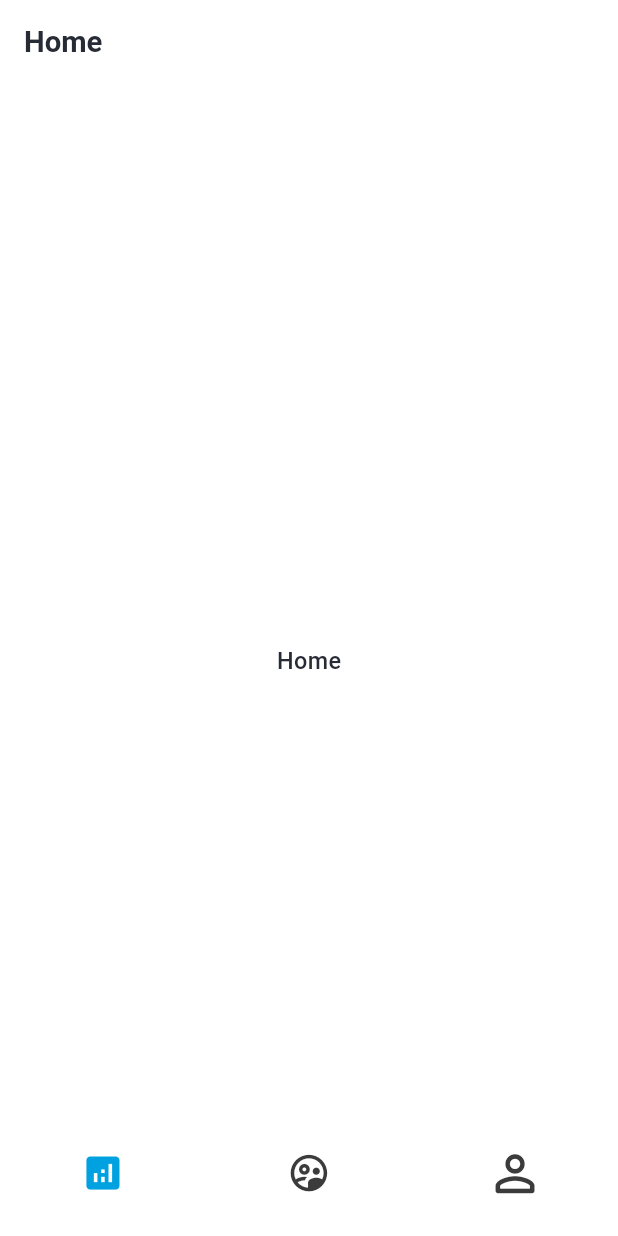
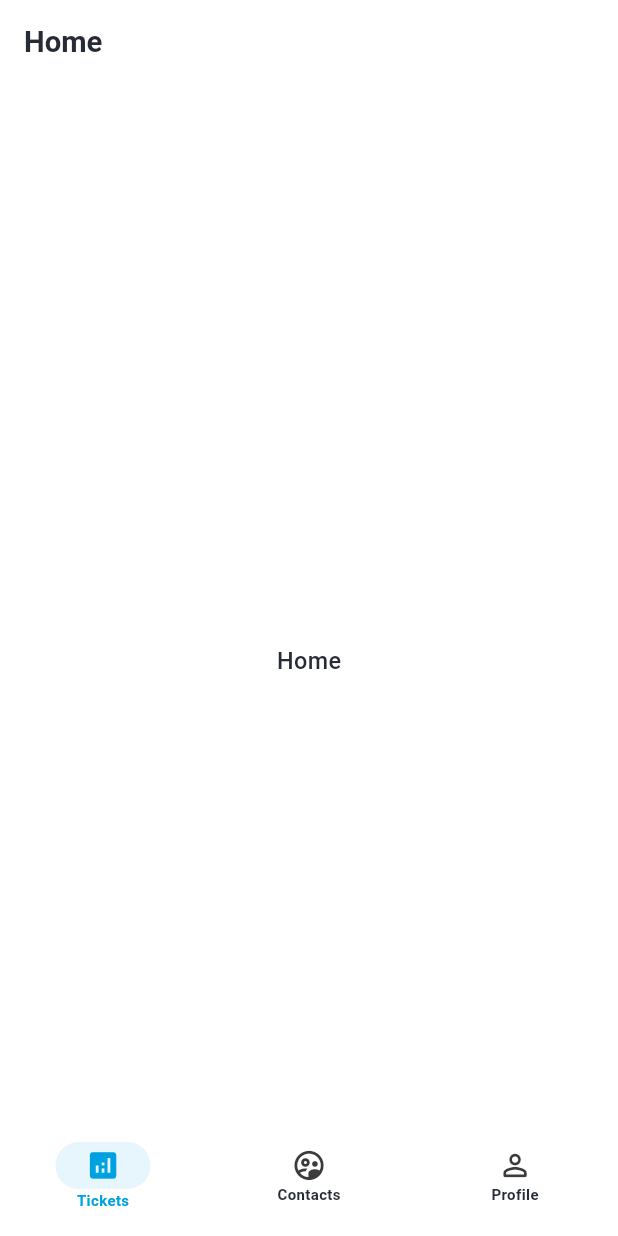
Before and after one commit to HasanAlHridoy/ticket-task, a Flutter app: the screen it shows after launch, on a phone screen of 412 x 824 dp. Run offline on Flutter 3.47's test engine with Material 3 defaults, Android fonts, the phone set to English and light mode, and no system bars; our stand-ins replace flutter_easyloading, flutter_riverpod, flutter_screenutil, fluttertoast, go_router; Roboto replaces fonts that are missing (Fustat).

Commit message:
feat: Enhance bottom navigation bar items with labels, active state styling, and adjusted padding.

```diff
--- a/lib/src/core/shared/bottom_nav_bar/bottom_nav_bar.dart
+++ b/lib/src/core/shared/bottom_nav_bar/bottom_nav_bar.dart
@@ -31,16 +31,40 @@ class CustomBottomNavBar extends ConsumerWidget {
     // Use .valueOrNull to safely access isSwitched, default to false if loading/error
     return [
       BottomNavUtils.buildItem(
-        activeIcon: Icon(Icons.analytics, size: 30.r, color: context.theme.primaryColor),
-        icon: Icon(Icons.analytics_outlined, size: 30.r, color: secondaryColor),
+        label: 'Tickets',
+        activeIcon: Container(
+          padding: EdgeInsets.symmetric(horizontal: 20, vertical: 4),
+          decoration: BoxDecoration(
+            color: context.theme.primaryColor.withValues(alpha: 0.1),
+            borderRadius: BorderRadius.circular(16.r),
+          ),
+          child: Icon(Icons.analytics, size: 24.r, color: context.theme.primaryColor),
+        ),
+        icon: Icon(Icons.analytics_outlined, size: 24.r, color: secondaryColor),
       ),
       BottomNavUtils.buildItem(
-        activeIcon: Icon(Icons.supervised_user_circle_rounded, size: 30.r, color: context.theme.primaryColor),
-        icon: Icon(Icons.supervised_user_circle_outlined, size: 30.r, color: secondaryColor),
+        label: 'Contacts',
+        activeIcon: Container(
+          padding: EdgeInsets.symmetric(horizontal: 20, vertical: 4),
+          decoration: BoxDecoration(
+            color: context.theme.primaryColor.withValues(alpha: 0.1),
+            borderRadius: BorderRadius.circular(16.r),
+          ),
+          child: Icon(Icons.supervised_user_circle_rounded, size: 24.r, color: context.theme.primaryColor),
+        ),
+        icon: Icon(Icons.supervised_user_circle_outlined, size: 24.r, color: secondaryColor),
       ),
       BottomNavUtils.buildItem(
-        activeIcon: Icon(Icons.person, size: 40.r, color: context.theme.primaryColor),
-        icon: Icon(Icons.person_outline_rounded, size: 40.r, color: secondaryColor),
+        label: 'Profile',
+        activeIcon: Container(
+          padding: EdgeInsets.symmetric(horizontal: 20, vertical: 4),
+          decoration: BoxDecoration(
+            color: context.theme.primaryColor.withValues(alpha: 0.1),
+            borderRadius: BorderRadius.circular(16.r),
+          ),
+          child: Icon(Icons.person, size: 24.r, color: context.theme.primaryColor),
+        ),
+        icon: Icon(Icons.person_outline_rounded, size: 24.r, color: secondaryColor),
       ),
     ];
   }
--- a/lib/src/core/shared/bottom_nav_bar/components/bottom_nav_container.dart
+++ b/lib/src/core/shared/bottom_nav_bar/components/bottom_nav_container.dart
@@ -11,10 +11,9 @@ class BottomNavContainer extends StatelessWidget {
 
   @override
   Widget build(BuildContext context) {
-
     return Container(
-      color:  context.theme.scaffoldBackgroundColor,
-      padding: EdgeInsets.fromLTRB(0, 12, 0, 3),
+      color: context.theme.scaffoldBackgroundColor,
+      padding: EdgeInsets.fromLTRB(0, 12, 0, 12),
       child: MediaQuery.removePadding(
         context: context,
         removeBottom: true,
--- a/lib/src/core/shared/bottom_nav_bar/components/build_item.dart
+++ b/lib/src/core/shared/bottom_nav_bar/components/build_item.dart
@@ -4,6 +4,7 @@ class BottomNavUtils {
   static BottomNavigationBarItem buildItem({
     Widget? icon,
     Widget? activeIcon,
+    required String label,
     bool isSvg = false,
     String? svgPath,
     String? activeSvgPath,
@@ -11,7 +12,7 @@ class BottomNavUtils {
     return BottomNavigationBarItem(
       icon: icon!,
       activeIcon: activeIcon ?? icon,
-      label: '',
+      label: label,
       backgroundColor: Colors.white,
     );
   }
```
